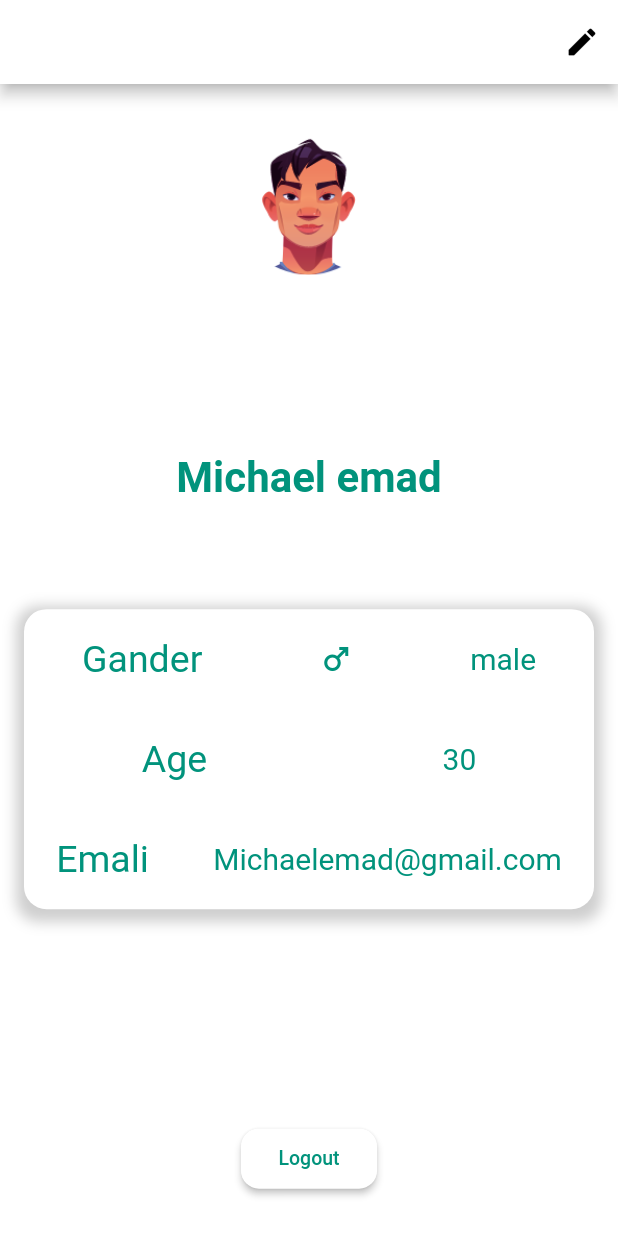
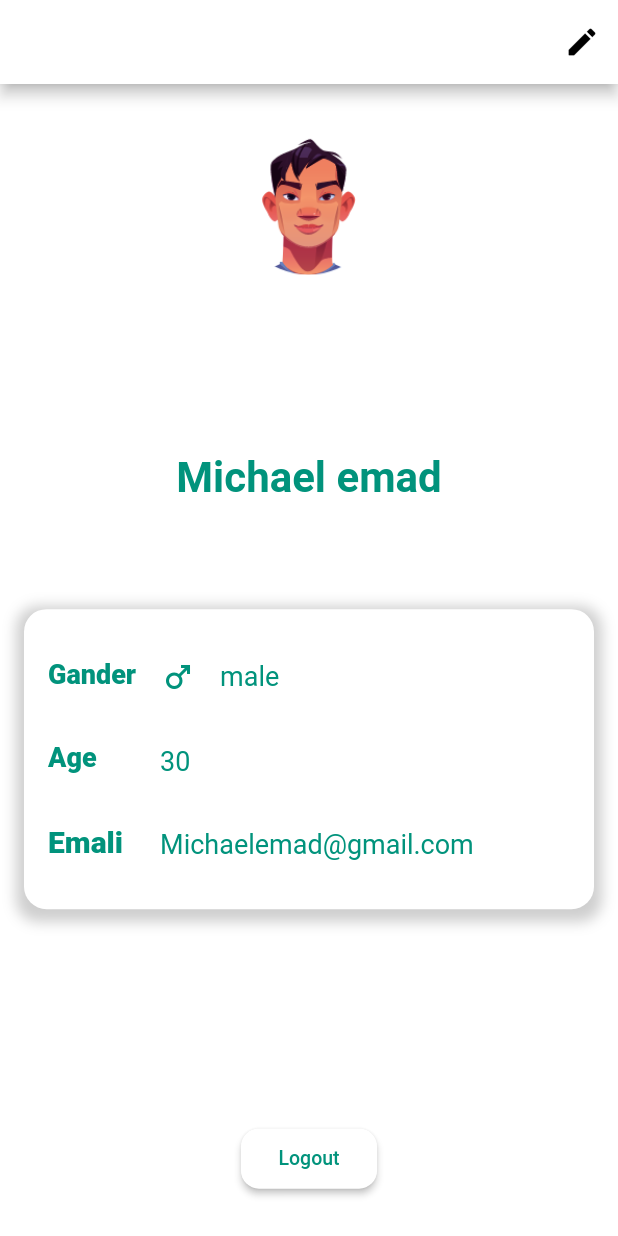
Before and after one commit to michaelemad98/medicine-reminder-, a Flutter app: the ProfileScreen screen opened directly, on a phone screen of 412 x 824 dp. Run offline on Flutter 3.47's test engine with Material 2 defaults, Android fonts, the phone set to English and light mode, and no system bars; missing offline and left inert: flutter_neat_and_clean_calendar; Roboto replaces fonts that are missing (Square721 BT).

Commit message:
hello  edit something in prfileScreen

```diff
--- a/lib/main.dart
+++ b/lib/main.dart
@@ -1,5 +1,5 @@
 import 'package:flutter/material.dart';
-import 'package:medcinerminder/ui/authScreens/signupScreen/signupScreen.dart';
+import 'package:medcinerminder/ui/profileScreen.dart';
 
 void main() {
   runApp(MyApp());
@@ -15,7 +15,7 @@ class MyApp extends StatelessWidget {
       theme: ThemeData(
         primarySwatch: Colors.blue,
       ),
-      home:SignUpScreen(),
+      home:ProfileScreen()
     );
   }
 }
--- a/lib/ui/profileScreen.dart
+++ b/lib/ui/profileScreen.dart
@@ -19,7 +19,10 @@ class _ProfileScreenState extends State<ProfileScreen> {
         actions: [
           IconButton(
             onPressed: () {},
-            icon: Icon(Icons.create_rounded,color: AppColors.BlackColor,),
+            icon: Icon(
+              Icons.create_rounded,
+              color: AppColors.BlackColor,
+            ),
           ),
         ],
       ),
@@ -62,68 +65,78 @@ class _ProfileScreenState extends State<ProfileScreen> {
                   ],
                   borderRadius: BorderRadius.circular(15),
                 ),
-                child: Column(
-                  crossAxisAlignment: CrossAxisAlignment.center,
-                  mainAxisAlignment: MainAxisAlignment.spaceAround,
+                child: Padding(
+                    padding: const EdgeInsets.all(16.0),
+                    child: Row(
                       children: [
-                    Row(
+                        Column(
+                          crossAxisAlignment: CrossAxisAlignment.start,
                          mainAxisAlignment: MainAxisAlignment.spaceAround,
                           children: [
                             Text(
                               'Gander',
                               style: TextStyle(
                                 fontFamily: 'Square721 BT',
-                            fontSize: 25,
+                                fontSize: 18,
+                                fontWeight: FontWeight.w900,
                                 color: const Color(0xff01937c),
                               ),
                               textAlign: TextAlign.center,
                             ),
-                        Icon(
-                          Icons.male,
-                          color: AppColors.defaultColor,
+                            Text(
+                              'Age',
+                              style: TextStyle(
+                                fontFamily: 'Square721 BT',
+                                fontSize: 18,
+                                fontWeight: FontWeight.w900,
+                                color: const Color(0xff01937c),
+                              ),
+                              textAlign: TextAlign.center,
                             ),
                             Text(
-                          'male',
+                              'Emali',
                               style: TextStyle(
                                 fontFamily: 'Square721 BT',
                                 fontSize: 20,
+                                fontWeight: FontWeight.w900,
                                 color: const Color(0xff01937c),
                               ),
                               textAlign: TextAlign.center,
                             )
                           ],
                         ),
-                    Row(
+                        SizedBox(
+                          width: 16.0,
+                        ),
+                        Column(
+                          crossAxisAlignment: CrossAxisAlignment.start,
                           mainAxisAlignment: MainAxisAlignment.spaceAround,
                           children: [
+                            Row(
+                              children: [
+                                Icon(
+                                  Icons.male,
+                                  color: AppColors.defaultColor,
+                                ),
+                                SizedBox(
+                                  width: 16.0,
+                                ),
                                 Text(
-                          'Age',
+                                  'male',
                                   style: TextStyle(
                                     fontFamily: 'Square721 BT',
-                            fontSize: 25,
-                            color: const Color(0xff01937c),
-                          ),
-                          textAlign: TextAlign.center,
-                        ),
-                        Text(
-                          '30',
-                          style: TextStyle(
-                            fontFamily: 'Square721 BT',
-                            fontSize: 20,
+                                    fontSize: 18,
                                     color: const Color(0xff01937c),
                                   ),
                                   textAlign: TextAlign.center,
                                 )
                               ],
                             ),
-                    Row(
-                      mainAxisAlignment: MainAxisAlignment.spaceAround,
-                      children: [
                             Text(
-                          'Emali',
+                              '30',
                               style: TextStyle(
                                 fontFamily: 'Square721 BT',
-                            fontSize: 25,
+                                fontSize: 18,
                                 color: const Color(0xff01937c),
                               ),
                               textAlign: TextAlign.center,
@@ -132,7 +145,7 @@ class _ProfileScreenState extends State<ProfileScreen> {
                               'Michaelemad@gmail.com',
                               style: TextStyle(
                                 fontFamily: 'Square721 BT',
-                            fontSize: 20,
+                                fontSize: 18,
                                 color: const Color(0xff01937c),
                               ),
                               textAlign: TextAlign.center,
@@ -140,7 +153,7 @@ class _ProfileScreenState extends State<ProfileScreen> {
                           ],
                         )
                       ],
-                )),
+                    ))),
           ),
           SizedBox(
             height: 16.0,
```
Lines whose indentation alone changed are shown as unchanged.
